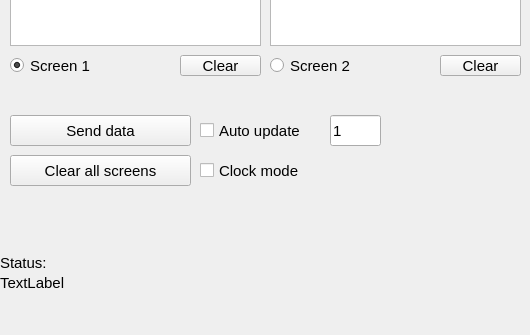
Taruu/-6205, file main.ui: the form before one commit; both pictures show x 0 to 530 and y 265 to 600 of the 1120 by 600 pixel window.
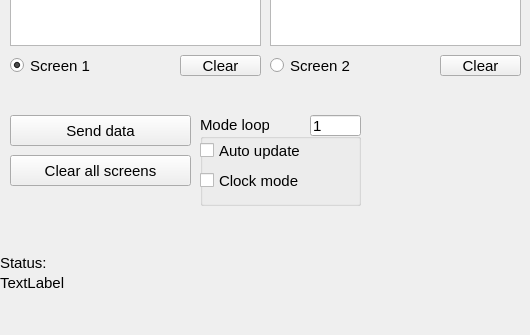
The form after the commit. Icons and pictures are not drawn.

Commit message: add clock need add radio box for loop mode

```diff
--- a/main.ui
+++ b/main.ui
@@ -335,11 +335,23 @@
      <string>Clear all screens</string>
     </property>
    </widget>
+   <widget class="QGroupBox" name="groupBox">
+    <property name="geometry">
+     <rect>
+      <x>200</x>
+      <y>380</y>
+      <width>161</width>
+      <height>91</height>
+     </rect>
+    </property>
+    <property name="title">
+     <string>Mode loop</string>
+    </property>
    <widget class="QCheckBox" name="AutoUpdate">
     <property name="geometry">
      <rect>
-      <x>200</x>
-      <y>380</y>
+       <x>0</x>
+       <y>20</y>
       <width>171</width>
       <height>31</height>
      </rect>
@@ -348,24 +360,11 @@
      <string>Auto update</string>
     </property>
    </widget>
-   <widget class="QLineEdit" name="SecondsAutoUpdate">
-    <property name="geometry">
-     <rect>
-      <x>330</x>
-      <y>380</y>
-      <width>51</width>
-      <height>31</height>
-     </rect>
-    </property>
-    <property name="text">
-     <string>1</string>
-    </property>
-   </widget>
    <widget class="QCheckBox" name="checkBoxClock">
     <property name="geometry">
      <rect>
-      <x>200</x>
-      <y>420</y>
+       <x>0</x>
+       <y>50</y>
       <width>141</width>
       <height>31</height>
      </rect>
@@ -373,6 +372,20 @@
     <property name="text">
      <string>Clock mode</string>
     </property>
+    </widget>
+    <widget class="QLineEdit" name="SecondsAutoUpdate">
+     <property name="geometry">
+      <rect>
+       <x>110</x>
+       <y>0</y>
+       <width>51</width>
+       <height>21</height>
+      </rect>
+     </property>
+     <property name="text">
+      <string>1</string>
+     </property>
+    </widget>
    </widget>
   </widget>
   <widget class="QMenuBar" name="menubar">
```
Lines whose indentation alone changed are shown as unchanged. The commit also changes 7 other files.
